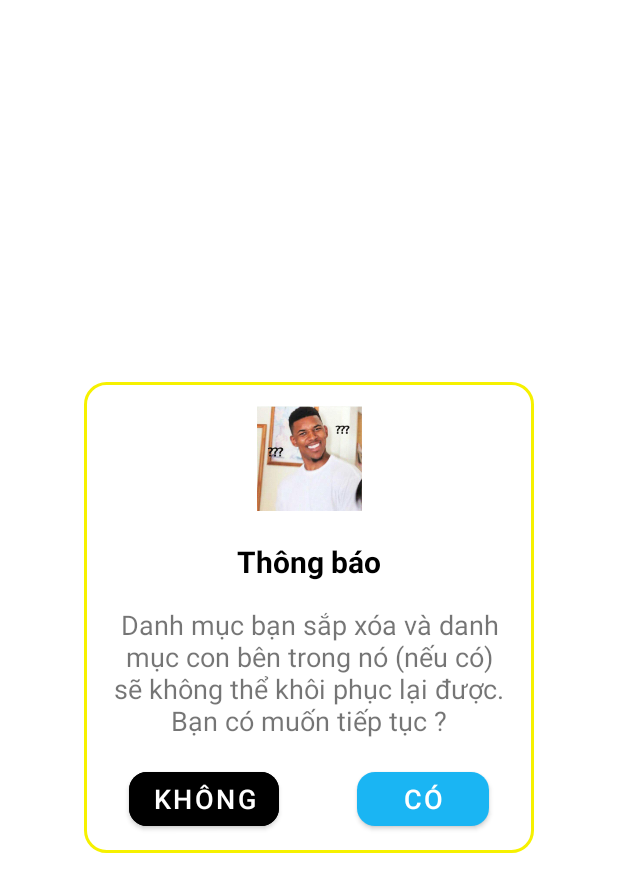
After one commit to launa23/UI-Fina-mana, an Android app: the layout alert_confirm_delete_cate_dialog.xml on its own in the app's theme, with its tools: preview values and no code run, on a phone screen of 412 x 824 dp. The commit adds this screen. Shown: the top 892 px of the screen. Run offline under Robolectric (Android 15) with nearby library versions, the phone set to English and light mode, and no system bars; network calls fail.

Commit message:
create, update, delete Category and custom backDefaultEvent

```diff
--- /dev/null
+++ b/app/src/main/res/layout/alert_confirm_delete_cate_dialog.xml
@@ -0,0 +1,91 @@
+<?xml version="1.0" encoding="utf-8"?>
+<androidx.constraintlayout.widget.ConstraintLayout
+    xmlns:android="http://schemas.android.com/apk/res/android"
+    xmlns:app="http://schemas.android.com/apk/res-auto"
+    android:id="@+id/alertConfirmDeleteCate"
+    android:layout_gravity="center"
+    android:layout_width="300dp"
+    android:layout_height="wrap_content">
+
+    <androidx.constraintlayout.widget.ConstraintLayout
+        android:id="@+id/layoutConfirmDeleteCateDialog"
+        android:layout_width="300dp"
+        android:layout_height="wrap_content"
+        android:background="@drawable/xml_confirm_del_bkg"
+        android:paddingBottom="12dp"
+        app:layout_constraintBottom_toBottomOf="parent"
+        app:layout_constraintEnd_toEndOf="parent"
+        app:layout_constraintStart_toStartOf="parent">
+        <ImageView
+            android:id="@+id/alertConfirmDeleteCateImage"
+            android:layout_width="70dp"
+            android:layout_height="70dp"
+            android:src="@mipmap/dontknow"
+            android:layout_marginTop="16dp"
+            android:layout_marginEnd="40dp"
+            android:layout_marginStart="40dp"
+            app:layout_constraintStart_toStartOf="parent"
+            app:layout_constraintEnd_toEndOf="parent"
+            app:layout_constraintTop_toTopOf="@id/layoutConfirmDeleteCateDialog"/>
+        <TextView
+            android:id="@+id/alertConfirmDeleteCateTitle"
+            android:layout_width="match_parent"
+            android:layout_height="wrap_content"
+            android:gravity="center_horizontal"
+            android:paddingTop="20dp"
+            android:text="Thông báo"
+            android:textColor="@color/black"
+            android:textSize="20sp"
+            android:textStyle="bold"
+            app:layout_constraintEnd_toEndOf="parent"
+            app:layout_constraintStart_toStartOf="parent"
+            app:layout_constraintTop_toBottomOf="@id/alertConfirmDeleteCateImage" />
+
+        <TextView
+            android:id="@+id/alertConfirmDeleteCateDescription"
+            android:layout_width="match_parent"
+            android:layout_height="wrap_content"
+            android:layout_marginStart="20dp"
+            android:layout_marginTop="16dp"
+            android:layout_marginEnd="20dp"
+            android:gravity="center_horizontal"
+            android:text="@string/confirmDeleteCate"
+            android:textSize="18sp"
+            app:layout_constraintTop_toBottomOf="@id/alertConfirmDeleteCateTitle"
+            app:layout_constraintBottom_toTopOf="@id/alertOkDeleteCateBtn"
+            />
+
+        <Button
+            android:id="@+id/alertOkDeleteCateBtn"
+            android:layout_width="wrap_content"
+            android:layout_height="wrap_content"
+            android:layout_marginStart="40dp"
+            android:layout_marginTop="16dp"
+            android:layout_marginEnd="30dp"
+            android:text="Có"
+            android:textSize="18sp"
+            app:cornerRadius="12dp"
+            app:layout_constraintEnd_toEndOf="parent"
+            app:layout_constraintHorizontal_bias="1.0"
+            app:layout_constraintStart_toStartOf="parent"
+            app:layout_constraintTop_toBottomOf="@id/alertConfirmDeleteCateDescription" />
+
+        <Button
+            android:id="@+id/alertCancelDeleteCateBtn"
+            android:layout_width="wrap_content"
+            android:layout_height="wrap_content"
+            android:layout_marginStart="30dp"
+            android:layout_marginTop="16dp"
+            android:layout_marginEnd="40dp"
+            android:text="Không"
+            android:backgroundTint="@color/black"
+            android:textSize="18sp"
+            app:cornerRadius="12dp"
+            app:layout_constraintEnd_toEndOf="parent"
+            app:layout_constraintHorizontal_bias="0.0"
+            app:layout_constraintStart_toStartOf="parent"
+            app:layout_constraintTop_toBottomOf="@id/alertConfirmDeleteCateDescription" />
+
+
+    </androidx.constraintlayout.widget.ConstraintLayout>
+</androidx.constraintlayout.widget.ConstraintLayout>
--- a/app/src/main/res/values/strings.xml
+++ b/app/src/main/res/values/strings.xml
@@ -3,5 +3,6 @@
     <!-- TODO: Remove or change this placeholder text -->
     <string name="hello_blank_fragment">Hello blank fragment</string>
     <string name="confirmDelete">Dữ liệu bị xóa sẽ không thể khôi phục lại được. Bạn có muốn tiếp tục ?</string>
+    <string name="confirmDeleteCate">Danh mục bạn sắp xóa và danh mục con bên trong nó (nếu có) sẽ không thể khôi phục lại được. Bạn có muốn tiếp tục ?</string>
 
 </resources>
```
Also changed, not shown: app/src/main/java/com/project/financemanager/IncomeCategory.java (+28 -5 lines), app/src/main/java/com/project/financemanager/InsertAndUpdateTransaction.java (+23 -11 lines), app/src/main/java/com/project/financemanager/MainActivity.java (+6 -3 lines), app/src/main/java/com/project/financemanager/OutcomeCategory.java (+24 -1 lines), app/src/main/java/com/project/financemanager/UpdateAndInsertCategory.java (+257 -20 lines), app/src/main/java/com/project/financemanager/api/IApiService.java (+9 -1 lines), app/src/main/java/com/project/financemanager/dtos/CategoryDTO.java (added, +49 -0 lines), app/src/main/res/layout/activity_update_and_insert_category.xml (+16 -6 lines).
